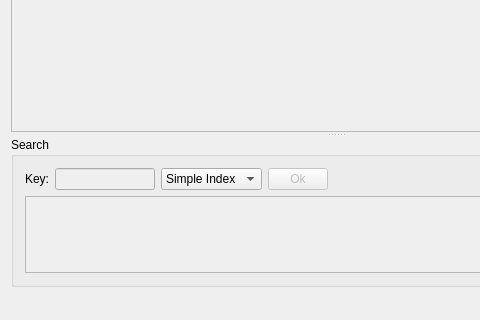
Old version of the form RecordsManagementSystem/mainwindow.ui in the repository Henry23/RecordsManagementSystem; both pictures show x 0 to 480 and y 180 to 500 of the 671 by 500 pixel window.
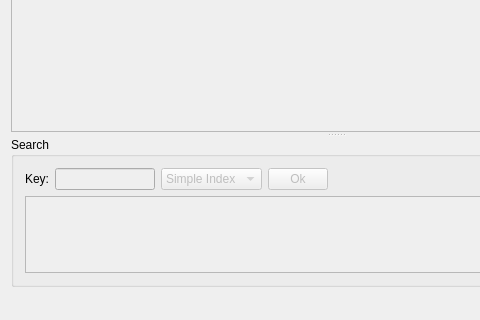
New version of the form. Icons and pictures are not drawn.

Diff of the .ui file:
```diff
--- a/RecordsManagementSystem/mainwindow.ui
+++ b/RecordsManagementSystem/mainwindow.ui
@@ -92,7 +92,10 @@
            </widget>
           </item>
           <item>
-           <widget class="QComboBox" name="comboBox">
+           <widget class="QComboBox" name="comboBoxIndex">
+            <property name="enabled">
+             <bool>false</bool>
+            </property>
             <item>
              <property name="text">
               <string>Simple Index</string>
```
Left out of the diff: 6 changed lines with no effect on the pictures.
